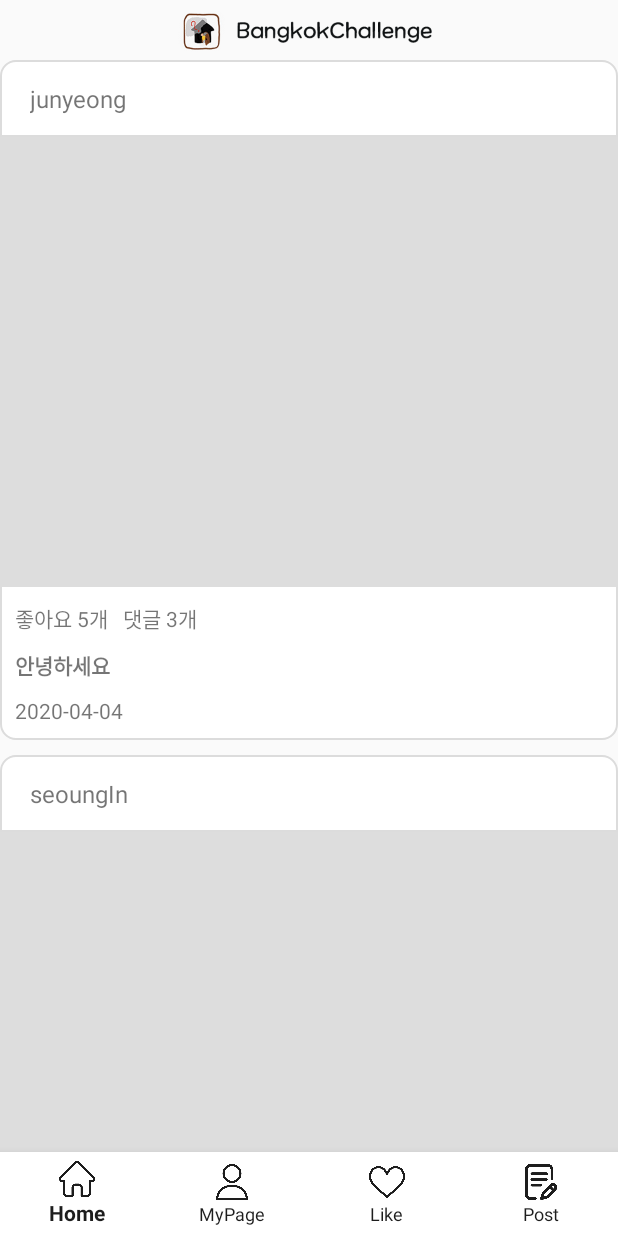
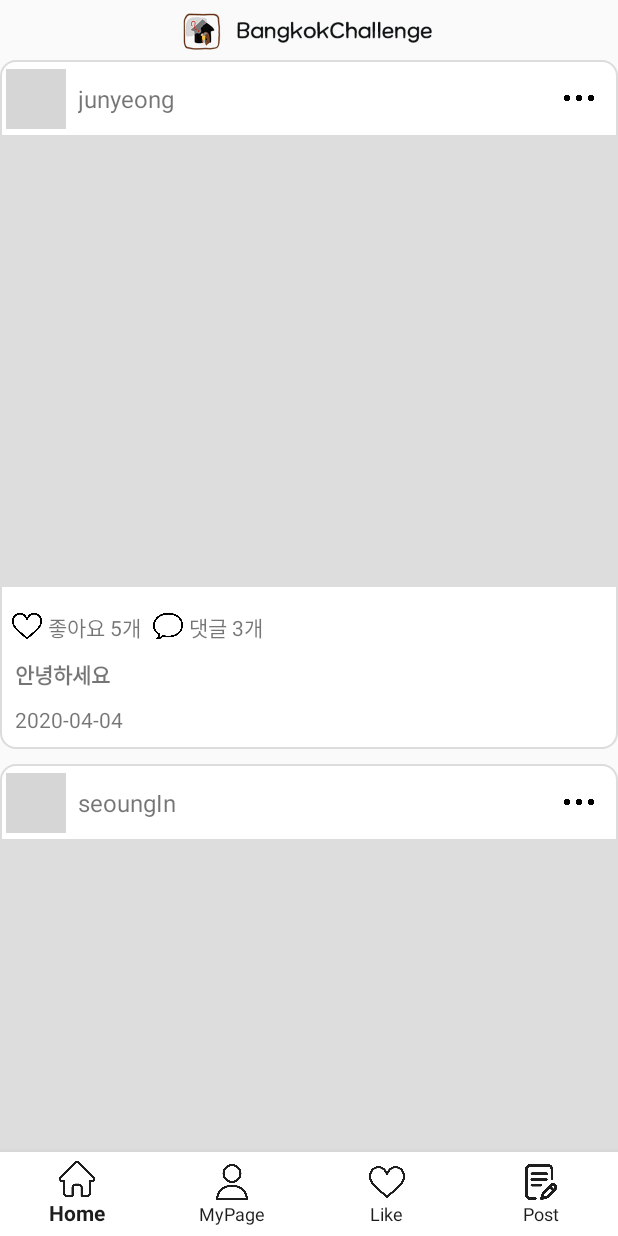
Before and after one commit to leesoongin/BangkokChallenge, an Android app: the TimelineFragment screen opened directly, with no data from a screen before it, on a phone screen of 412 x 824 dp. Run offline under Robolectric (Android 15) with nearby library versions, the phone set to English and light mode, and no system bars; 3 statements that could not run were skipped; grey boxes are pictures that could not be loaded.

Commit message:
timelie view item추가 작업중

```diff
--- a/app/src/main/java/com/example/bangkokchallenge/timeline/TimeLineContract.kt
+++ b/app/src/main/java/com/example/bangkokchallenge/timeline/TimeLineContract.kt
@@ -11,15 +11,21 @@ import com.example.bangkokchallenge.model.TimeLineItem
 
 interface TimeLineContract {
     interface View : BaseView<Presenter> {
+        /* like, comment, more event listener 이미지까지만 바꿔주고*/
+        fun setLikeData()
+        fun moveCommentPage()
+        // more <- 수정, 삭제 바텀시트로 하자
         fun setRecyclerViewData(responseData : List<TimeLineItem>)
         fun onResponseFailure(t: Throwable?)
     }
 
     interface Presenter : BasePresenter {
         fun requestTimeLineDataFromServer()
+
     }
 
     interface TimeLineInteractor{
+        /*like , comment get data*/
         fun getTimeLineData(onFinishedListener: OnFinishedListener)
 
          interface OnFinishedListener {
--- a/app/src/main/java/com/example/bangkokchallenge/timeline/TimelineFragment.kt
+++ b/app/src/main/java/com/example/bangkokchallenge/timeline/TimelineFragment.kt
@@ -5,6 +5,7 @@ import android.os.Bundle
 import android.view.LayoutInflater
 import android.view.View
 import android.view.ViewGroup
+import android.widget.ImageView
 import android.widget.Toast
 import androidx.fragment.app.Fragment
 import androidx.recyclerview.widget.LinearLayoutManager
@@ -18,8 +19,13 @@ class TimelineFragment : Fragment(), TimeLineContract.View {
     override lateinit var presenter: TimeLineContract.Presenter
     private lateinit var interactor: TimeLineContract.TimeLineInteractor
 
+    /*TimeLine Recyclerview*/
     private lateinit var recyclerView: RecyclerView
 
+    /*TimeLine icon item*/
+    private lateinit var likeImage:ImageView
+    private lateinit var commentImage:ImageView
+    private lateinit var moreImage:ImageView
 
     override fun onCreateView(
         inflater: LayoutInflater, container: ViewGroup?,
@@ -29,6 +35,7 @@ class TimelineFragment : Fragment(), TimeLineContract.View {
             LayoutInflater.from(activity).inflate(R.layout.fragment_timeline, container, false)
 
         initViews(view)
+        timeLineItemEventListener()
 
         interactor = TimeLineInteractorImpl()
         presenter = TimeLinePresenter(this@TimelineFragment, interactor)
@@ -39,8 +46,32 @@ class TimelineFragment : Fragment(), TimeLineContract.View {
 
     private fun initViews(view: View) {
         recyclerView = view.findViewById(R.id.timeline_recyclerview)
-        val layoutManager = LinearLayoutManager(requireContext(), RecyclerView.VERTICAL, false)
-        recyclerView.layoutManager = layoutManager
+        recyclerView.layoutManager =  LinearLayoutManager(requireContext(), RecyclerView.VERTICAL, false)
+
+        likeImage=view.findViewById(R.id.item_time_line_like_image)
+        commentImage=view.findViewById(R.id.item_time_line_comment_image)
+        moreImage=view.findViewById(R.id.item_time_line_more_image)
+    }
+
+    private fun timeLineItemEventListener(){
+        likeImage.setOnClickListener {
+            //Todo: 색칠하트 아이콘으로 변경, 좋아요 누른 map에 계정번호 전달
+
+        }
+        commentImage.setOnClickListener {
+            //Todo: discription, hashtag in intent -> 댓글 페이지로 페이지 전환
+        }
+        moreImage.setOnClickListener {
+            //Todo: 수정, 삭제 바텀시트로
+        }
+    }
+
+    override fun setLikeData() {
+
+    }
+
+    override fun moveCommentPage() {
+        TODO("not implemented") //To change body of created functions use File | Settings | File Templates.
     }
 
     override fun setRecyclerViewData(responseData: List<TimeLineItem>) {
--- a/app/src/main/res/layout/item_time_line.xml
+++ b/app/src/main/res/layout/item_time_line.xml
@@ -1,35 +1,54 @@
 <?xml version="1.0" encoding="utf-8"?>
-<androidx.constraintlayout.widget.ConstraintLayout
-    xmlns:android="http://schemas.android.com/apk/res/android"
+<androidx.constraintlayout.widget.ConstraintLayout xmlns:android="http://schemas.android.com/apk/res/android"
+    xmlns:app="http://schemas.android.com/apk/res-auto"
+    xmlns:tools="http://schemas.android.com/tools"
     android:layout_width="match_parent"
     android:layout_height="wrap_content"
     android:layout_marginBottom="10dp"
-    android:background="@drawable/bg_item_time_line"
-    xmlns:app="http://schemas.android.com/apk/res-auto"
-    xmlns:tools="http://schemas.android.com/tools">
+    android:background="@drawable/bg_item_time_line">
+
+    <ImageView
+        android:id="@+id/item_time_line_profile_image"
+        android:layout_width="40dp"
+        android:layout_height="40dp"
+        android:layout_marginLeft="4dp"
+
+        android:src="@drawable/kakao_default_profile_image"
+        app:layout_constraintBottom_toBottomOf="@id/item_time_line_divider"
+        app:layout_constraintLeft_toLeftOf="parent"
+        app:layout_constraintTop_toTopOf="parent" />
 
     <TextView
         android:id="@+id/item_time_line_username"
         android:layout_width="wrap_content"
         android:layout_height="wrap_content"
-        tools:text="준영"
+        android:layout_marginStart="8dp"
         android:textSize="16sp"
-        android:layout_marginLeft="20dp"
-        app:layout_constraintLeft_toLeftOf="parent"
+        app:layout_constraintBottom_toBottomOf="@id/item_time_line_divider"
+        app:layout_constraintStart_toEndOf="@+id/item_time_line_profile_image"
         app:layout_constraintTop_toTopOf="parent"
-        app:layout_constraintBottom_toBottomOf="@id/item_time_line_divider"
-        />
+        tools:text="준영" />
+
+    <ImageView
+        android:id="@+id/item_time_line_more_image"
+        android:layout_width="20dp"
+        android:layout_height="20dp"
+        android:layout_marginRight="16dp"
+        android:src="@drawable/more"
+        app:layout_constraintBottom_toTopOf="@id/item_time_line_divider"
+        app:layout_constraintEnd_toEndOf="parent"
+        app:layout_constraintLeft_toRightOf="@id/item_time_line_username"
+        app:layout_constraintTop_toTopOf="parent" />
 
     <View
         android:id="@+id/item_time_line_divider"
         android:layout_width="0dp"
         android:layout_height="1dp"
+        android:layout_marginTop="50dp"
         android:background="#dcdcdc"
-        android:layout_marginTop="50dp"
-        app:layout_constraintTop_toTopOf="parent"
         app:layout_constraintLeft_toLeftOf="parent"
         app:layout_constraintRight_toRightOf="parent"
-        />
+        app:layout_constraintTop_toTopOf="parent" />
 
     <ImageView
         android:id="@+id/item_time_line_image"
@@ -38,55 +57,72 @@
         android:background="#dddddd"
         app:layout_constraintLeft_toLeftOf="parent"
         app:layout_constraintRight_toRightOf="parent"
-        app:layout_constraintTop_toBottomOf="@id/item_time_line_divider"
-        />
+        app:layout_constraintTop_toBottomOf="@id/item_time_line_divider" />
+
+
+    <ImageView
+        android:id="@+id/item_time_line_like_image"
+        android:layout_width="20dp"
+        android:layout_height="20dp"
+        android:layout_marginLeft="8dp"
+        android:layout_marginTop="16dp"
+        android:src="@drawable/like"
+        app:layout_constraintLeft_toLeftOf="parent"
+        app:layout_constraintTop_toBottomOf="@id/item_time_line_image" />
 
     <TextView
         android:id="@+id/item_time_line_likecount"
         android:layout_width="wrap_content"
         android:layout_height="wrap_content"
+        android:layout_marginLeft="4dp"
+        android:layout_marginTop="16dp"
+        app:layout_constraintLeft_toRightOf="@id/item_time_line_like_image"
         app:layout_constraintTop_toBottomOf="@id/item_time_line_image"
-        app:layout_constraintLeft_toLeftOf="parent"
-        android:layout_marginLeft="10dp"
-        android:layout_marginTop="10dp"
-        tools:text="좋아요 2개"/>
+        tools:text="좋아요 2개" />
+
+    <ImageView
+        android:id="@+id/item_time_line_comment_image"
+        android:layout_width="20dp"
+        android:layout_height="20dp"
+        android:layout_marginLeft="8dp"
+        android:src="@drawable/comment"
+        app:layout_constraintLeft_toRightOf="@id/item_time_line_likecount"
+        app:layout_constraintTop_toTopOf="@id/item_time_line_likecount" />
 
     <TextView
         android:id="@+id/item_time_line_commentcount"
         android:layout_width="wrap_content"
         android:layout_height="wrap_content"
-        app:layout_constraintTop_toTopOf="@id/item_time_line_likecount"
-        app:layout_constraintLeft_toRightOf="@id/item_time_line_likecount"
-        android:layout_marginLeft="10dp"
-        tools:text="댓글 2개"/>
+        android:layout_marginLeft="4dp"
+        app:layout_constraintLeft_toRightOf="@id/item_time_line_comment_image"
+        app:layout_constraintTop_toTopOf="@id/item_time_line_comment_image"
+        tools:text="댓글 2개" />
 
     <TextView
         android:id="@+id/item_time_line_discription"
         android:layout_width="0dp"
         android:layout_height="wrap_content"
-        app:layout_constraintTop_toBottomOf="@id/item_time_line_likecount"
+        android:layout_marginTop="10dp"
+        android:ellipsize="end"
+        android:maxLines="3"
+        android:paddingLeft="10dp"
+        android:paddingRight="10dp"
+        android:textStyle="bold"
         app:layout_constraintLeft_toLeftOf="parent"
         app:layout_constraintRight_toRightOf="parent"
-        android:layout_marginTop="10dp"
-        tools:text="안녕하세요 오늘은 집에서 파스타를 만들어 먹었어요! 안녕하세요 오늘은 집에서 파스타를 만들어 먹었어요! 안녕하세요 오늘은 집에서 파스타를 만들어 먹었어요! 안녕하세요 오늘은 집에서 파스타를 만들어 먹었어요! 안녕하세요 오늘은 집에서 파스타를 만들어 먹었어요!"
-        android:maxLines="3"
-        android:ellipsize="end"
-        android:textStyle="bold"
-        android:paddingLeft="10dp"
-        android:paddingRight="10dp"
-        />
+        app:layout_constraintTop_toBottomOf="@id/item_time_line_likecount"
+        tools:text="안녕하세요 오늘은 집에서 파스타를 만들어 먹었어요! 안녕하세요 오늘은 집에서 파스타를 만들어 먹었어요! 안녕하세요 오늘은 집에서 파스타를 만들어 먹었어요! 안녕하세요 오늘은 집에서 파스타를 만들어 먹었어요! 안녕하세요 오늘은 집에서 파스타를 만들어 먹었어요!" />
 
     <TextView
         android:id="@+id/item_time_line_date"
         android:layout_width="wrap_content"
         android:layout_height="wrap_content"
-        app:layout_constraintTop_toBottomOf="@id/item_time_line_discription"
-        app:layout_constraintLeft_toLeftOf="parent"
         android:layout_marginLeft="10dp"
         android:layout_marginTop="10dp"
         android:paddingBottom="10dp"
-        tools:text="2020-04-04"/>
-
+        app:layout_constraintLeft_toLeftOf="parent"
+        app:layout_constraintTop_toBottomOf="@id/item_time_line_discription"
+        tools:text="2020-04-04" />
 
 
 </androidx.constraintlayout.widget.ConstraintLayout>
```
Also changed, not shown: app/src/main/res/drawable-v24/comment.png (deleted), app/src/main/res/drawable/comment.png (added), app/src/main/res/drawable/like_pressed.png (added).
